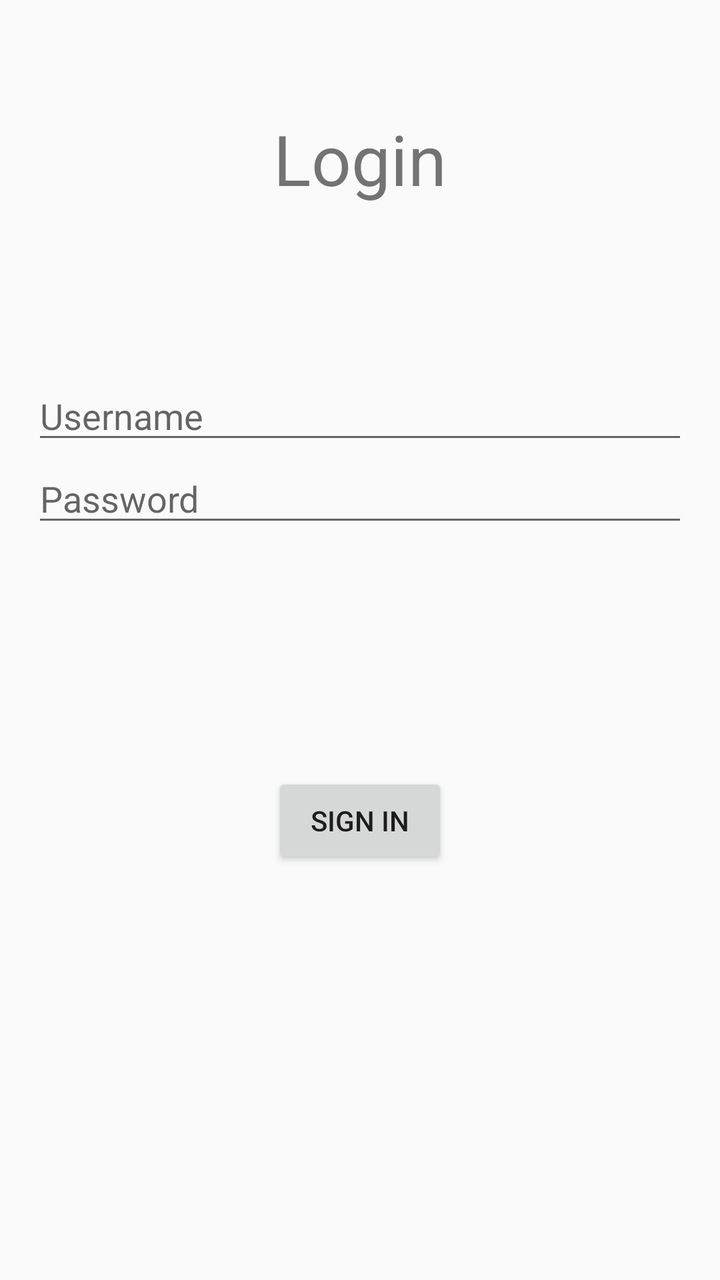
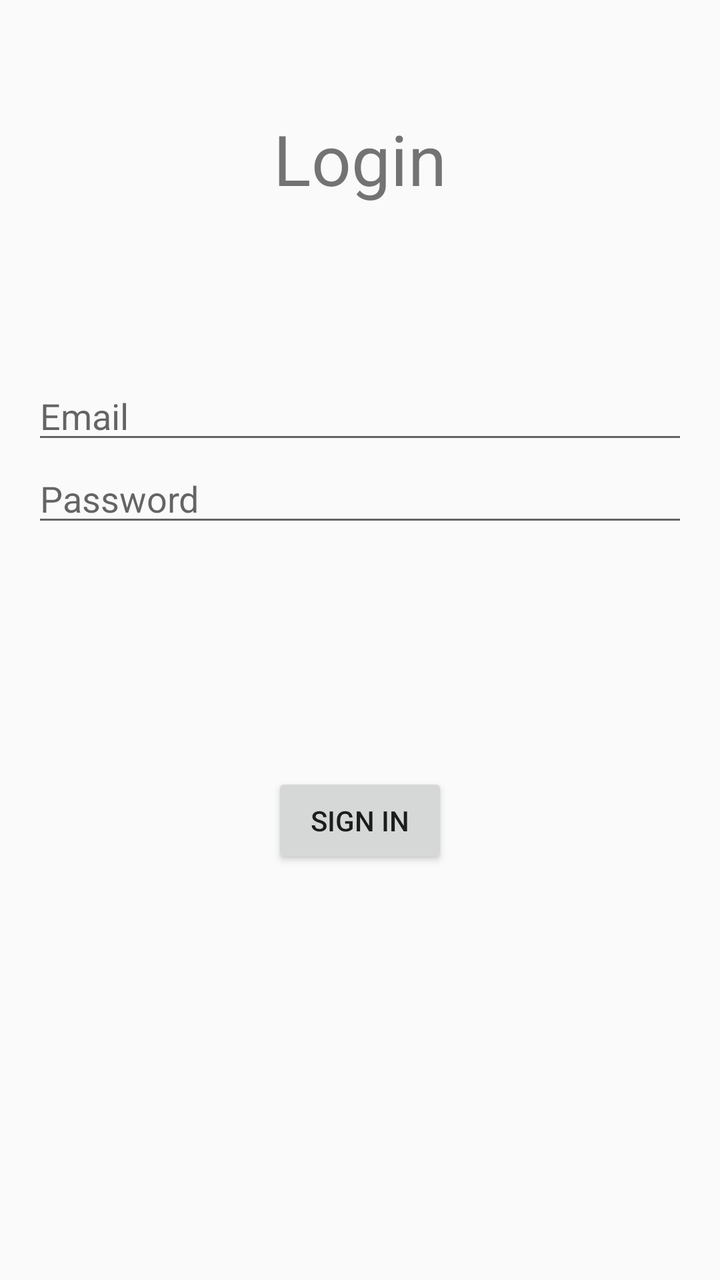

Screens rendered from an Android XML layout before and after an edit, with the pre-edit source and the edit as a unified diff.
<!-- AndroidManifest.xml: application theme Theme.Projectstart -->
<!-- res/layout/activity_login.xml -->
<?xml version="1.0" encoding="utf-8"?>
<RelativeLayout xmlns:android="http://schemas.android.com/apk/res/android"
    xmlns:app="http://schemas.android.com/apk/res-auto"
    xmlns:tools="http://schemas.android.com/tools"
    android:id="@+id/container"
    android:layout_width="match_parent"
    android:layout_height="match_parent"
    android:paddingLeft="@dimen/activity_horizontal_margin"
    android:paddingTop="@dimen/activity_vertical_margin"
    android:paddingRight="@dimen/activity_horizontal_margin"
    android:paddingBottom="@dimen/activity_vertical_margin"
    tools:context="LoginActivity">

    <TextView
        android:layout_width="match_parent"
        android:layout_height="wrap_content"
        android:id="@+id/login_title"
        android:textSize="35dp"
        android:text="Login"
        android:gravity="center"
        android:layout_marginTop="40dp" />


    <EditText
        android:id="@+id/editTextUserName"
        android:layout_width="match_parent"
        android:layout_height="wrap_content"
        android:hint="Username"
        android:layout_below="@+id/login_title"
        android:layout_marginTop="83dp"
        android:inputType="textPersonName"/>
        


    <EditText
        android:id="@+id/password"
        android:layout_width="match_parent"
        android:layout_height="wrap_content"
        android:layout_below="@+id/editTextUserName"
        android:autofillHints="@string/prompt_password"
        android:hint="@string/prompt_password"
        android:imeActionLabel="@string/action_sign_in_short"
        android:imeOptions="actionDone"
        android:inputType="textPassword"
        android:selectAllOnFocus="true" />

    <Button
        android:id="@+id/login_button"
        android:layout_width="wrap_content"
        android:layout_height="wrap_content"
        android:layout_below="@id/password"
        android:layout_marginTop="118dp"
        android:layout_centerHorizontal="true"
        android:enabled="true"
        android:text="sign in" />


</RelativeLayout>
<!-- resources referenced by this layout -->
<resources>
  <dimen name="activity_horizontal_margin">16dp</dimen>
  <dimen name="activity_vertical_margin">16dp</dimen>
  <string name="action_sign_in_short">Sign in</string>
  <string name="prompt_password">Password</string>
  <style name="Theme.Projectstart" parent="Theme.AppCompat.Light.DarkActionBar">
          
          <item name="colorPrimary">@color/purple_500</item>
          <item name="colorPrimaryDark">@color/purple_700</item>
          <item name="colorAccent">@color/teal_200</item>
          
      </style>
  <color name="purple_500">#FF6200EE</color>
  <color name="purple_700">#FF3700B3</color>
  <color name="teal_200">#FF03DAC5</color>
</resources>

<!-- the commit's change to res/layout/activity_login.xml (unified diff, before → after) -->
@@ -25,7 +25,7 @@
         android:id="@+id/editTextUserName"
         android:layout_width="match_parent"
         android:layout_height="wrap_content"
-        android:hint="Username"
+        android:hint="Email"
         android:layout_below="@+id/login_title"
         android:layout_marginTop="83dp"
         android:inputType="textPersonName"/>
